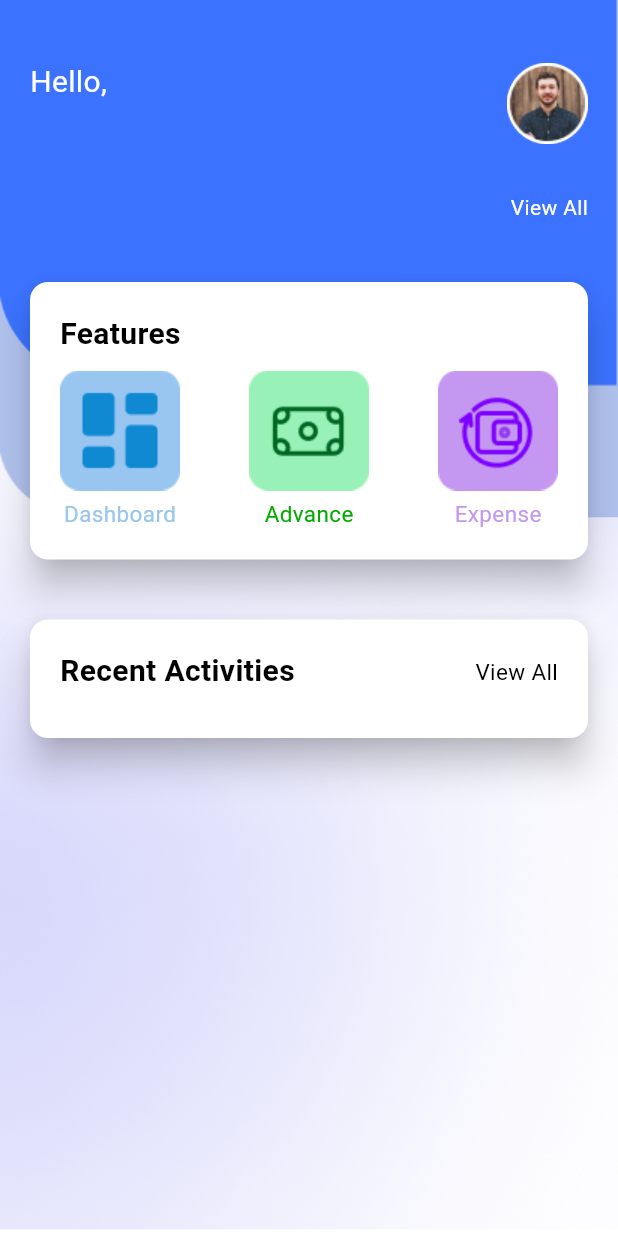
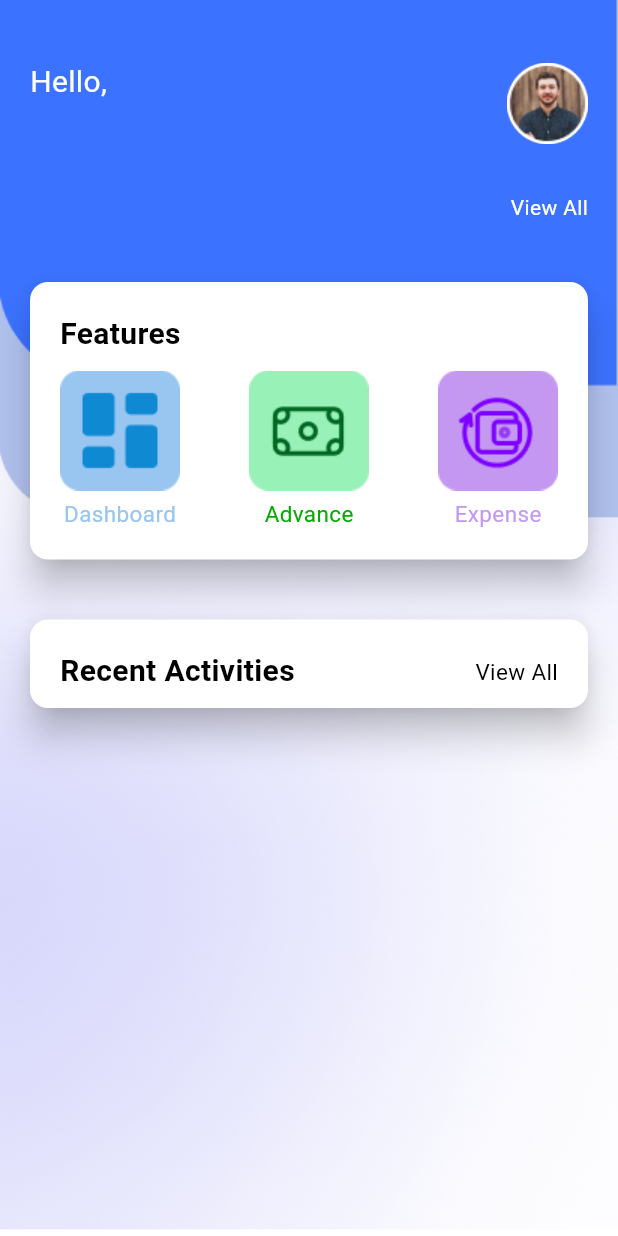
Before and after one commit to Yash-chotaliya/HackTheSpring, a Flutter app: the EmployeeMainScreen screen opened directly with empty values, on a phone screen of 412 x 824 dp. Run offline on Flutter 3.47's test engine with Material 3 defaults, Android fonts, the phone set to English and light mode, and no system bars; our stand-ins replace cloud_firestore, firebase_core, shared_preferences; missing offline and left inert: dart:ffi; accounts and stored records are empty.

Commit message:
employee recent activity page created, recent activities fetched successfully

```diff
--- a/lib/components/employee_recent_activity.dart
+++ b/lib/components/employee_recent_activity.dart
@@ -12,7 +12,7 @@ class EmployeeRecentActivity extends StatelessWidget{
   @override
   Widget build(BuildContext context) {
     return Container(
-      margin: EdgeInsets.symmetric(vertical: 5),
+      margin: EdgeInsets.symmetric(vertical: 8, horizontal: 15),
       child: Row(
         children: [
           Container(
--- a/lib/employee/main/employee_main_screen.dart
+++ b/lib/employee/main/employee_main_screen.dart
@@ -6,6 +6,7 @@ import 'package:hack_the_spring/data%20models/employee_model.dart';
 import 'package:hack_the_spring/employee/main/employee_dashboard/employee_dashboard_screen.dart';
 import 'package:hack_the_spring/employee/main/employee_expense/employee_expense_screen.dart';
 import 'package:hack_the_spring/employee/main/employee_profile/employee_profile_screen.dart';
+import 'package:hack_the_spring/employee/main/employee_recent_activity/employee_recent_activity_screen.dart';
 import 'package:hack_the_spring/employee/main/employee_salary/employee_salary_screen.dart';
 
 import 'employee_advance/employee_advance_screen.dart';
@@ -166,17 +167,21 @@ class _EmployeeMainScreenState extends State<EmployeeMainScreen> {
                       color: const Color(0xFFFFFFFF),
                       elevation: 10,
                       margin: const EdgeInsets.only(top: 40, left: 20, right: 20),
-                      child: Padding(
-                        padding: const EdgeInsets.all(20.0),
                       child: Column(
                         children: [
-                            const SizedBox(
+                          Container(
                             width: double.maxFinite,
+                            margin: EdgeInsets.only(left: 20, right: 20, top: 20),
                             child: Row(
                               mainAxisAlignment: MainAxisAlignment.spaceBetween,
                               children: [
                                 Text("Recent Activities", style: TextStyle(color: Colors.black, fontWeight: FontWeight.bold, fontSize: 20),),
-                                  Text("View All", style: TextStyle(color: Colors.black, fontSize: 15),),
+                                InkWell(
+                                    onTap: (){
+                                      Navigator.push(context, MaterialPageRoute(builder: (context)=> EmployeeRecentActivityScreen(employeeRecentActivityList: employeeRecentActivityList,)));
+                                    },
+                                    child: Text("View All", style: TextStyle(color: Colors.black, fontSize: 15),)
+                                ),
                               ],
                             ),
                           ),
@@ -184,7 +189,6 @@ class _EmployeeMainScreenState extends State<EmployeeMainScreen> {
                           getLatestActivity(0),
                           getLatestActivity(1)
                         ],
-                        ),
                       ),
                     ),
                     const SizedBox(height: 20,)
@@ -217,7 +221,6 @@ class _EmployeeMainScreenState extends State<EmployeeMainScreen> {
               expense: doc.get("expense")));
         });
       }
-      print(employeeSalaryList.length);
     }).catchError((error){
       print(error.toString());
     });
@@ -234,7 +237,6 @@ class _EmployeeMainScreenState extends State<EmployeeMainScreen> {
           status: doc.get("status")));
         });
       }
-      print(employeeRecentActivityList.length);
     }).catchError((error){
       print(error.toString());
     });
```
Also changed, not shown: lib/employee/main/employee_recent_activity/employee_recent_activity_screen.dart (added, +74 -0 lines). Lines whose indentation alone changed are shown as unchanged.
